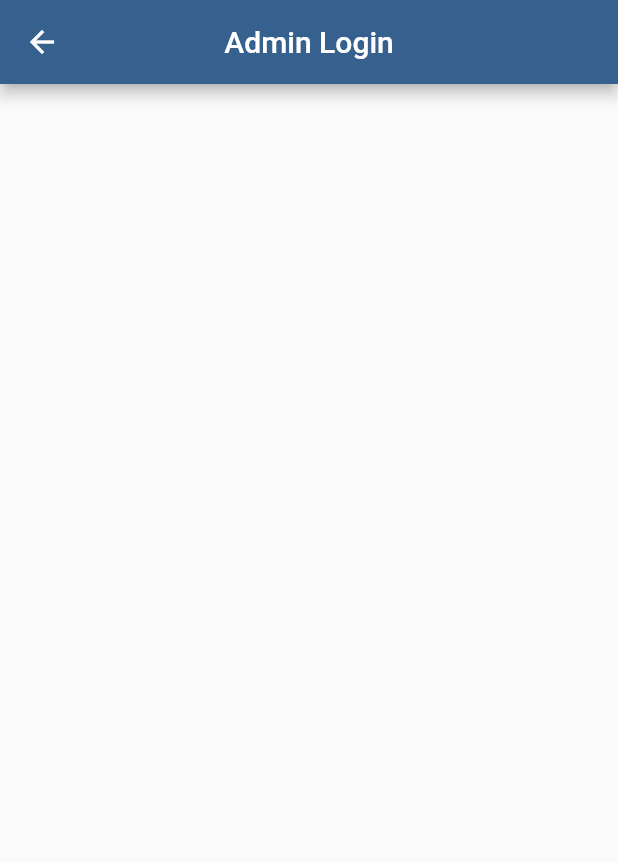
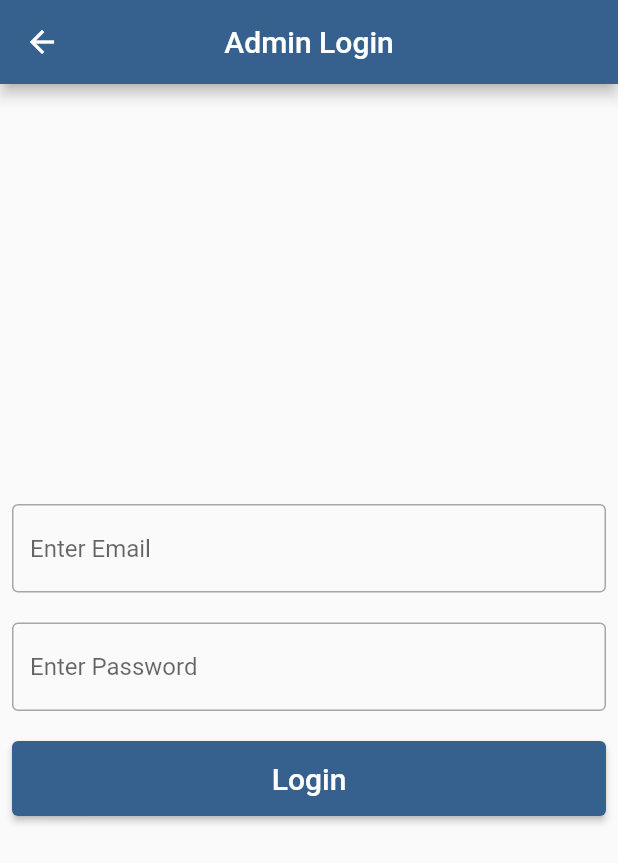
Before and after one commit to gyanendrarathour/darshan, a Flutter app: the AdminVew screen opened directly, on a phone screen of 412 x 824 dp. Shown: the top 863 px of the screen. Run offline on Flutter 3.47's test engine with Material 3 defaults, Android fonts, the phone set to English and light mode, and no system bars; our stand-ins replace cloud_firestore, firebase_core; accounts and stored records are empty.

Commit message:
Design Admin Login View

```diff
--- a/lib/view/adminView.dart
+++ b/lib/view/adminView.dart
@@ -1,3 +1,4 @@
+import 'package:darshan/view/homeView.dart';
 import 'package:flutter/material.dart';
 
 class AdminVew extends StatefulWidget {
@@ -8,10 +9,59 @@ class AdminVew extends StatefulWidget {
 }
 
 class _AdminVewState extends State<AdminVew> {
+  TextEditingController emailController = TextEditingController();
+  TextEditingController passController = TextEditingController();
+
   @override
   Widget build(BuildContext context) {
     return Scaffold(
-      appBar: AppBar(title: const Text('Admin Login'), centerTitle: true,),
+      appBar: AppBar(
+        title: const Text('Admin Login'),
+        centerTitle: true,
+      ),
+      body: Padding(
+        padding: const EdgeInsets.all(8.0),
+        child: Column(
+          mainAxisAlignment: MainAxisAlignment.center,
+          children: [
+            TextField(
+              controller: emailController,
+              decoration: const InputDecoration(
+                  border: OutlineInputBorder(), hintText: "Enter Email"),
+            ),
+            const SizedBox(
+              height: 20,
+            ),
+            TextField(
+              controller: passController,
+              obscureText: true,
+              decoration: const InputDecoration(
+                  border: OutlineInputBorder(), hintText: "Enter Password"),
+            ),
+            const SizedBox(
+              height: 20,
+            ),
+            ElevatedButton(
+                onPressed: () {
+                  if(emailController.text == "gyanendra@fiitjee.com" && passController.text == "Gyan@1234"){
+                    Navigator.push(context, MaterialPageRoute(builder: (context)=>const Homeview()));
+                  }
+                  else(
+                  );
+                },
+                child: Container(
+                    decoration:
+                        BoxDecoration(borderRadius: BorderRadius.circular(10)),
+                    width: double.infinity,
+                    height: 50,
+                    child: const Center(
+                        child: Text(
+                      "Login",
+                      style: TextStyle(fontSize: 20),
+                    ))))
+          ],
+        ),
+      ),
     );
   }
 }
--- a/lib/view/homeView.dart
+++ b/lib/view/homeView.dart
@@ -1,4 +1,5 @@
 import 'package:cloud_firestore/cloud_firestore.dart';
+import 'package:darshan/view/adminView.dart';
 import 'package:darshan/view/placesView.dart';
 import 'package:flutter/material.dart';
 
@@ -20,6 +21,15 @@ class _HomeviewState extends State<Homeview> {
         appBar: AppBar(
           title: const Text("Select State"),
           centerTitle: true,
+          actions: [
+            GestureDetector(
+                onTap: () => Navigator.push(context,
+                    MaterialPageRoute(builder: (context) => const AdminVew())),
+                child: const Padding(
+                  padding: EdgeInsets.all(8.0),
+                  child: Icon(Icons.person),
+                ))
+          ],
         ),
         body: StreamBuilder(
             stream: _states.snapshots(),
```
